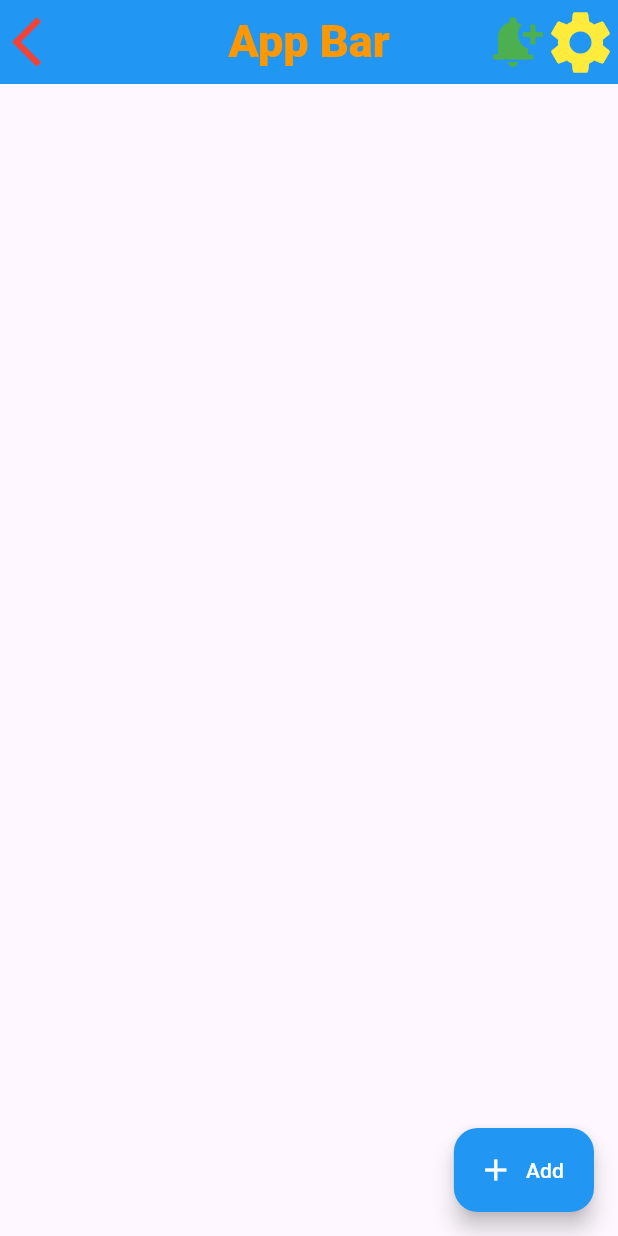
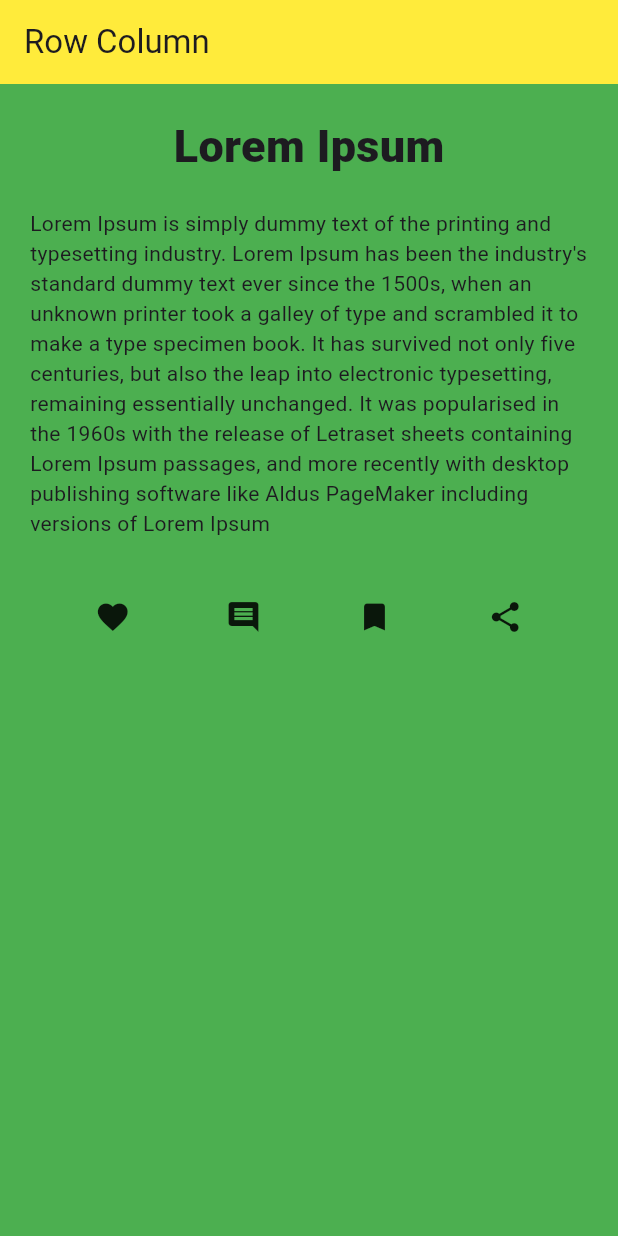
Before and after one commit to AbRehman536/Flutter_sec_12, a Flutter app: the screen it shows after launch, on a phone screen of 412 x 824 dp. Run offline on Flutter 3.47's test engine with Material 3 defaults, Android fonts, the phone set to English and light mode, and no system bars.

Commit message:
Row and Column done

```diff
--- a/lib/main.dart
+++ b/lib/main.dart
@@ -1,5 +1,6 @@
 import 'package:flutter/material.dart';
 import 'package:flutter_sec_12/app_bar.dart';
+import 'package:flutter_sec_12/row_column.dart';
 
 void main() {
   runApp(const MyApp());
@@ -31,7 +32,7 @@
         // tested with just a hot reload.
         colorScheme: ColorScheme.fromSeed(seedColor: Colors.deepPurple),
       ),
-      home: AppBarDemo(),
+      home: RowColumnDemo(),
     );
   }
 }
--- /dev/null
+++ b/lib/row_column.dart
@@ -0,0 +1,41 @@
+import 'package:flutter/material.dart';
+
+class RowColumnDemo extends StatelessWidget {
+  const RowColumnDemo({super.key});
+
+  @override
+  Widget build(BuildContext context) {
+    return
+      Scaffold(
+        appBar: AppBar(
+          title: Text("Row Column"),
+          backgroundColor: Colors.yellow,
+        ),
+        body: Container(
+          width: double.infinity,
+          color: Colors.green,
+          child: Column(
+            children: [
+              SizedBox(height: 20,),
+              Text("Lorem Ipsum",style: TextStyle(fontWeight: FontWeight.w900,fontSize: 30),),
+
+              Padding(
+                padding: const EdgeInsets.symmetric(horizontal: 20.0, vertical: 20),
+                child: Text("Lorem Ipsum is simply dummy text of the printing and typesetting industry. Lorem Ipsum has been the industry's standard dummy text ever since the 1500s, when an unknown printer took a galley of type and scrambled it to make a type specimen book. It has survived not only five centuries, but also the leap into electronic typesetting, remaining essentially unchanged. It was popularised in the 1960s with the release of Letraset sheets containing Lorem Ipsum passages, and more recently with desktop publishing software like Aldus PageMaker including versions of Lorem Ipsum"),
+              ),
+              SizedBox(height: 20,),
+                Row(
+                  mainAxisAlignment: MainAxisAlignment.spaceEvenly,
+                  children: [
+                  Icon(Icons.favorite),
+                  Icon(Icons.comment),
+                  Icon(Icons.bookmark),
+                  Icon(Icons.share),
+                ],)
+            ],
+          ),
+        ),
+
+      );
+  }
+}
```
